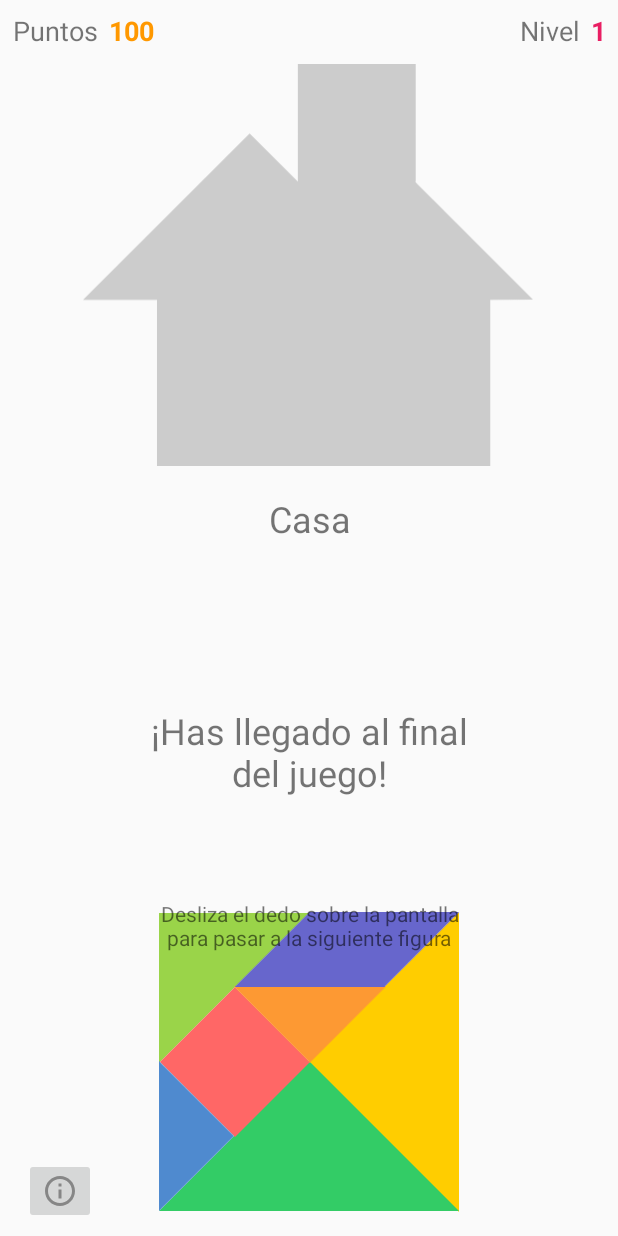
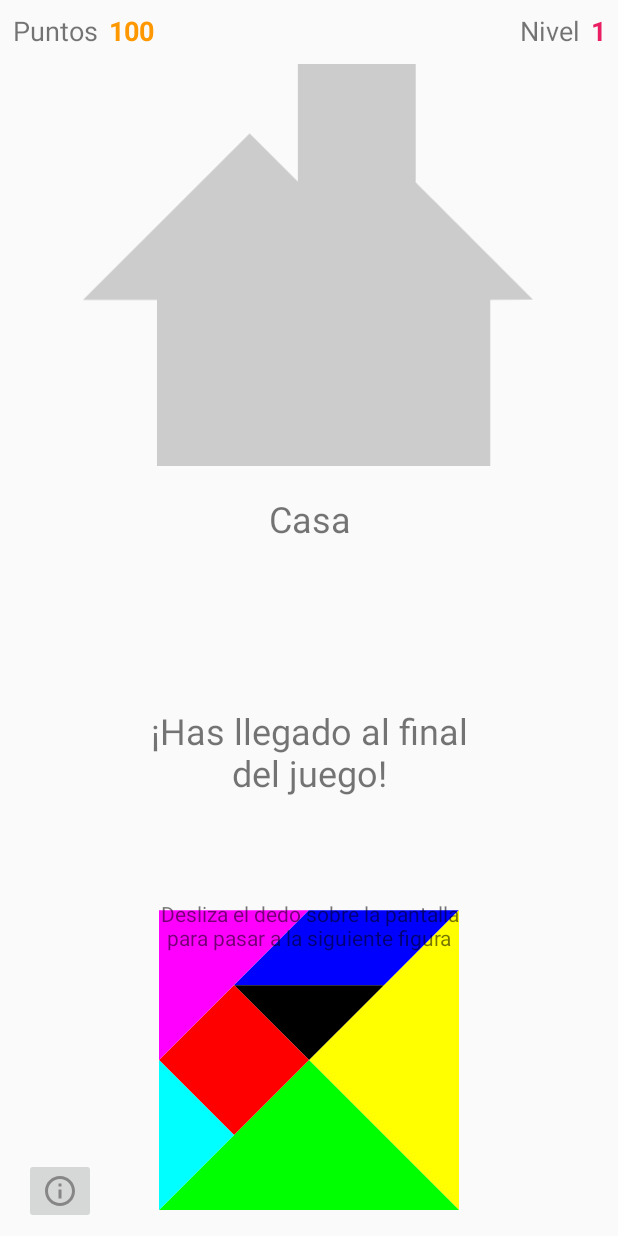
Before and after one commit to cdejuana/Tangram-Game, an Android app: the layout activity_tangram.xml on its own in the app's theme, with its tools: preview values and no code run, on a phone screen of 412 x 824 dp. Run offline under Robolectric (Android 15) with nearby library versions, the phone set to English and light mode, and no system bars.

Commit message:
prueba con detector de color en vista con tangram color desde activity, no funciona, utiliza un ImageView para crear un bitmap y en la vista no se crea bien

```diff
--- a/app/src/main/res/layout/activity_tangram.xml
+++ b/app/src/main/res/layout/activity_tangram.xml
@@ -98,19 +98,20 @@
         android:layout_width="200dp"
         android:layout_height="200dp"
         android:layout_marginBottom="17dp"
-        android:alpha="0"
+        android:alpha="1"
         android:visibility="visible"
         app:layout_constraintBottom_toBottomOf="parent"
         app:layout_constraintEnd_toEndOf="parent"
         app:layout_constraintStart_toStartOf="parent"
-        app:srcCompat="@drawable/ic_tangramcolores" />
+        app:srcCompat="@drawable/ic_tangramcolores"
+        tools:visibility="visible" />
 
     <androidx.constraintlayout.widget.ConstraintLayout
         android:id="@+id/group_piezas_tangram"
         android:layout_width="200dp"
         android:layout_height="200dp"
         android:layout_marginBottom="16dp"
-        android:visibility="visible"
+        android:visibility="invisible"
         app:layout_constraintBottom_toBottomOf="parent"
         app:layout_constraintEnd_toEndOf="parent"
         app:layout_constraintStart_toStartOf="parent">
@@ -201,16 +202,6 @@
             app:srcCompat="@drawable/p5" />
 
     </androidx.constraintlayout.widget.ConstraintLayout>
-
-    <ImageButton
-        android:id="@+id/ib_info"
-        android:layout_width="wrap_content"
-        android:layout_height="wrap_content"
-        android:layout_marginStart="16dp"
-        android:layout_marginBottom="8dp"
-        app:layout_constraintBottom_toBottomOf="parent"
-        app:layout_constraintStart_toStartOf="parent"
-        app:srcCompat="@drawable/ic_info_outline_gray_24dp" />
 
     <ImageView
         android:id="@+id/iv_figura_silueta"
@@ -371,13 +362,23 @@
         app:layout_constraintVertical_bias="0.76" />
 
     <com.dawmi2.tangramv6.VistaTangram
-        android:layout_width="350dp"
+        android:layout_width="match_parent"
         android:layout_height="550dp"
         app:exampleString=""
         app:layout_constraintBottom_toBottomOf="parent"
         app:layout_constraintEnd_toEndOf="parent"
         app:layout_constraintStart_toStartOf="parent"
         app:layout_constraintTop_toTopOf="parent"
-        app:layout_constraintVertical_bias="0.68"/>
+        app:layout_constraintVertical_bias="0.68" />
+
+    <ImageButton
+        android:id="@+id/ib_info"
+        android:layout_width="wrap_content"
+        android:layout_height="wrap_content"
+        android:layout_marginStart="16dp"
+        android:layout_marginBottom="8dp"
+        app:layout_constraintBottom_toBottomOf="parent"
+        app:layout_constraintStart_toStartOf="parent"
+        app:srcCompat="@drawable/ic_info_outline_gray_24dp" />
 
 </androidx.constraintlayout.widget.ConstraintLayout>
```
Also changed, not shown: app/src/main/AndroidManifest.xml (+5 -3 lines), app/src/main/java/com/dawmi2/tangramv6/TangramActivity.java (+5 -4 lines), app/src/main/java/com/dawmi2/tangramv6/VistaTangram.java (+59 -0 lines).
